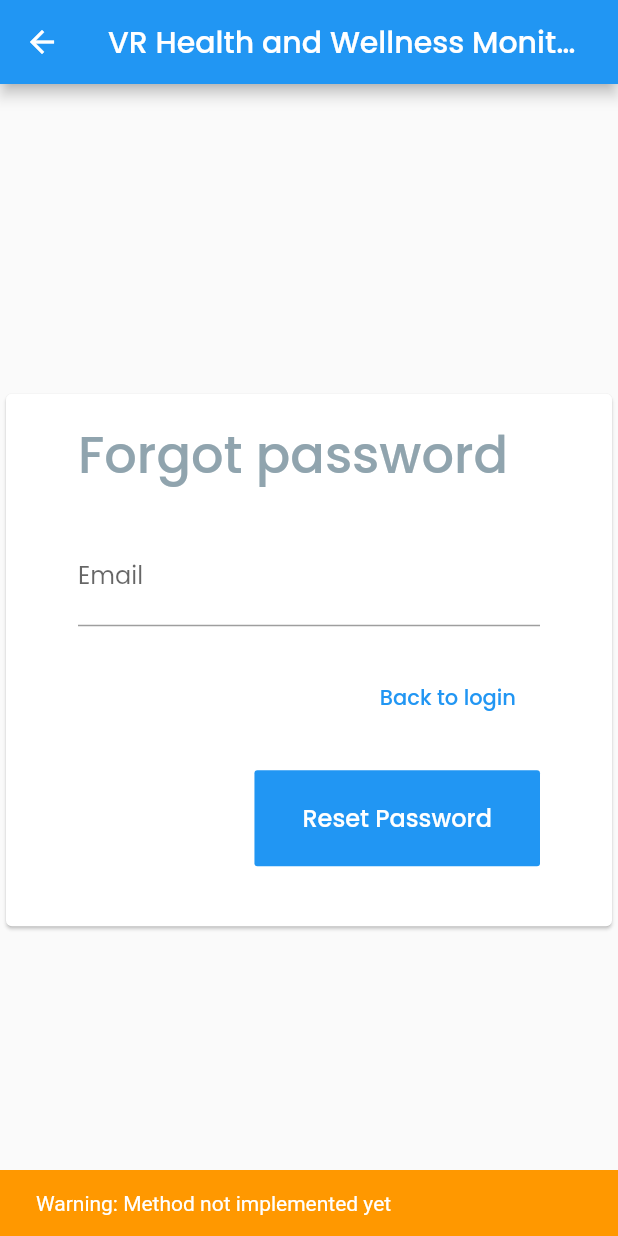
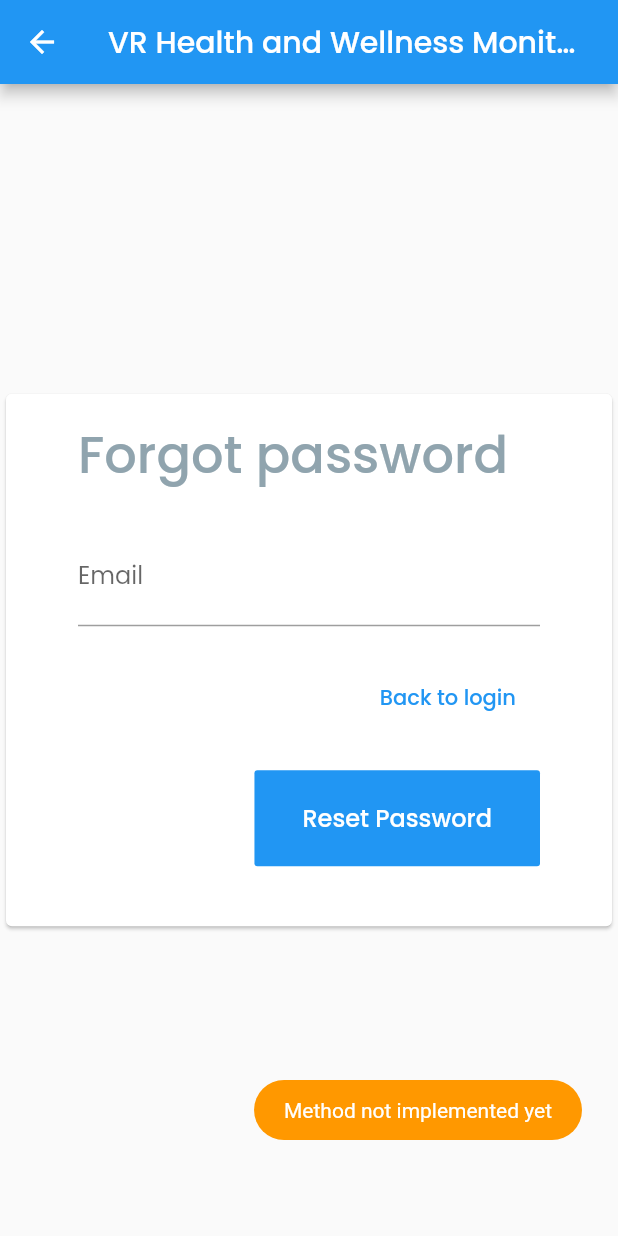
Before and after one commit to akerholten/exerisland-remote-monitoring-platform, a Flutter app: the ForgotPasswordPage screen opened by its route, after a tap on "Reset Password", on a phone screen of 412 x 824 dp. Run offline on Flutter 3.47's test engine with Material 2 defaults, Android fonts, the phone set to English and light mode, and no system bars; our stand-ins replace fluttertoast, getwidget.

Commit message:
Reworked toasts

```diff
--- a/frontendflutter/lib/src/components/alerts.dart
+++ b/frontendflutter/lib/src/components/alerts.dart
@@ -1,41 +1,32 @@
 import 'package:flutter/material.dart';
+import 'package:fluttertoast/fluttertoast.dart';
 
 class Alerts {
-  static void _showAlertSnackbar(GlobalKey<ScaffoldState> scaffoldKey,
-      String title, Color color, String message) {
-    // Widget okButton = FlatButton(
-    //   child: Text("OK"),
-    //   onPressed: () {
-    //     Navigator.of(context).pop();
-    //   },
-    // );
-
-    SnackBar snackBar = SnackBar(
-      duration: new Duration(seconds: 2),
-      backgroundColor: color,
-      content: SelectableText(title + ": " + message),
-      // actions: [
-      //   okButton,
-      // ],
+  static void _showAlertToast(String title, String color, String message) {
+    Fluttertoast.showToast(
+      msg: message,
+      toastLength: Toast.LENGTH_LONG,
+      gravity: ToastGravity.BOTTOM_RIGHT,
+      timeInSecForIosWeb: 5,
+      backgroundColor: Colors.orange[500],
+      textColor: Colors.white,
+      webBgColor: color,
+      webShowClose: true,
     );
-
-    scaffoldKey.currentState.showSnackBar(snackBar);
   }
 
-  static void showInfo(BuildContext context,
-      GlobalKey<ScaffoldState> scaffoldKey, String message) {
-    _showAlertSnackbar(
-        scaffoldKey, "Info", Theme.of(context).primaryColor, message);
+  static void showInfo(String message) {
+    _showAlertToast(
+        "Info", "linear-gradient(to right, #2AABFF, #53BAFD)", message);
   }
 
-  static void showWarning(BuildContext context,
-      GlobalKey<ScaffoldState> scaffoldKey, String message) {
-    _showAlertSnackbar(scaffoldKey, "Warning", Colors.orange[500], message);
+  static void showWarning(String message) {
+    _showAlertToast(
+        "Warning", "linear-gradient(to right, #FF8920, #FF9D46)", message);
   }
 
-  static void showError(BuildContext context,
-      GlobalKey<ScaffoldState> scaffoldKey, String message) {
-    _showAlertSnackbar(
-        scaffoldKey, "Error", Theme.of(context).errorColor, message);
+  static void showError(String message) {
+    _showAlertToast(
+        "Error", "linear-gradient(to right, #FF2A2A, #FF4A4A)", message);
   }
 }
--- a/frontendflutter/lib/src/components/taskCompletionList.dart
+++ b/frontendflutter/lib/src/components/taskCompletionList.dart
@@ -65,8 +65,6 @@ class _TaskCompletionListState extends State<TaskCompletionList> {
                           width: 36,
                           child: FlatButton(
                             onPressed: () => Alerts.showWarning(
-                                context,
-                                widget.scaffoldKey,
                                 "method not implemented yet"),
                             child: Container(
                               child: Icon(
@@ -117,8 +115,6 @@ class _TaskCompletionListState extends State<TaskCompletionList> {
                     child: Card(
                       child: FlatButton(
                         onPressed: (() => Alerts.showWarning(
-                            context,
-                            widget.scaffoldKey,
                             "Method not implemented yet")), // TODO: Open specific session here
                         child: Row(
                           mainAxisAlignment: MainAxisAlignment.spaceBetween,
--- a/frontendflutter/lib/src/pages/forgotPasswordPage.dart
+++ b/frontendflutter/lib/src/pages/forgotPasswordPage.dart
@@ -17,7 +17,7 @@ class _ForgotPasswordPageState extends State<ForgotPasswordPage> {
     setState(() {
       // Do verification of input email
       // Do a call to send a new password mail
-      Alerts.showWarning(context, scaffoldKey, "Method not implemented yet");
+      Alerts.showWarning("Method not implemented yet");
     });
   }
 
--- a/frontendflutter/lib/src/pages/loginPage.dart
+++ b/frontendflutter/lib/src/pages/loginPage.dart
@@ -25,7 +25,7 @@ class _LoginPageState extends State<LoginPage> {
       loggedIn = LoginHandler.login(email, password);
 
       if (loggedIn) {
-        // Alerts.showInfo(context, "Logged in was successfull");
+        Alerts.showInfo("Logged in was successfull");
         Navigator.of(context).pushNamed(Routes.Dashboard);
         // TODO: Navigate to overview page
       }
--- a/frontendflutter/lib/src/pages/signupPage.dart
+++ b/frontendflutter/lib/src/pages/signupPage.dart
@@ -17,7 +17,7 @@ class _SignupPageState extends State<SignupPage> {
     setState(() {
       // Do verification of input, password == repeatPassword, valid email etc, possibly salt and hash password here?
       // Do signup - then login / cookie and session creating
-      Alerts.showWarning(context, scaffoldKey, "Method not implemented yet");
+      Alerts.showWarning("Method not implemented yet");
     });
   }
 
--- a/frontendflutter/pubspec.yaml
+++ b/frontendflutter/pubspec.yaml
@@ -27,6 +27,9 @@ dependencies:
 
   # For several widgets: https://docs.getwidget.dev/getting-started/
   getwidget: ^1.1.0
+
+  # For toasts: https://www.woolha.com/tutorials/flutter-show-toast-message-example
+  fluttertoast: ^7.1.1
 
   # The following adds the Cupertino Icons font to your application.
   # Use with the CupertinoIcons class for iOS style icons.
```
Also changed, not shown: frontendflutter/lib/src/components/modal_AddNewPatient.dart (+6 -8 lines), frontendflutter/pubspec.lock.
